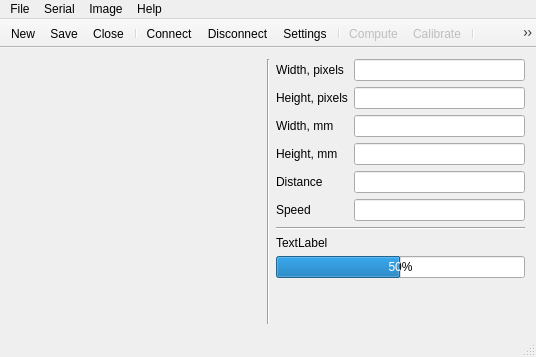
Above: projecteurlaser.ui from troisiemetype/c-projecteur-laser before the change. Below: the same form after it.
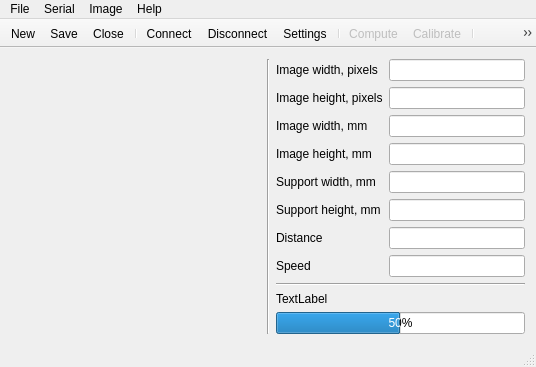
That is the form after the change.

Commit message: Modified ComputeImage: added sendSupport(). Modified Image: Added support size. Modified Serial: Added support send. Modified ProjecteurLaser: Added call to function from calibrate Action button.

```diff
--- a/projecteurlaser.ui
+++ b/projecteurlaser.ui
@@ -60,7 +60,7 @@
         <item row="0" column="0">
          <widget class="QLabel" name="widthPixelsLabel">
           <property name="text">
-           <string>Width, pixels</string>
+           <string>Image width, pixels</string>
           </property>
          </widget>
         </item>
@@ -80,7 +80,7 @@
         <item row="1" column="0">
          <widget class="QLabel" name="heightPixelsLabel">
           <property name="text">
-           <string>Height, pixels</string>
+           <string>Image height, pixels</string>
           </property>
          </widget>
         </item>
@@ -90,7 +90,7 @@
         <item row="2" column="0">
          <widget class="QLabel" name="widthMmLabel">
           <property name="text">
-           <string>Width, mm</string>
+           <string>Image width, mm</string>
           </property>
          </widget>
         </item>
@@ -100,21 +100,21 @@
         <item row="3" column="0">
          <widget class="QLabel" name="heightMmLabel">
           <property name="text">
-           <string>Height, mm</string>
+           <string>Image height, mm</string>
           </property>
          </widget>
         </item>
         <item row="3" column="1">
          <widget class="QLineEdit" name="heightMmLineEdit"/>
         </item>
-        <item row="4" column="0">
+        <item row="6" column="0">
          <widget class="QLabel" name="distanceLabel">
           <property name="text">
            <string>Distance</string>
           </property>
          </widget>
         </item>
-        <item row="4" column="1">
+        <item row="6" column="1">
          <widget class="QLineEdit" name="distanceLineEdit">
           <property name="minimumSize">
            <size>
@@ -130,16 +130,36 @@
           </property>
          </widget>
         </item>
-        <item row="5" column="0">
+        <item row="7" column="0">
          <widget class="QLabel" name="speedLabel">
           <property name="text">
            <string>Speed</string>
           </property>
          </widget>
         </item>
-        <item row="5" column="1">
+        <item row="7" column="1">
          <widget class="QLineEdit" name="speedLineEdit"/>
         </item>
+        <item row="4" column="0">
+         <widget class="QLabel" name="supportWidthLabel">
+          <property name="text">
+           <string>Support width, mm</string>
+          </property>
+         </widget>
+        </item>
+        <item row="5" column="0">
+         <widget class="QLabel" name="supportHeightLabel">
+          <property name="text">
+           <string>Support height, mm</string>
+          </property>
+         </widget>
+        </item>
+        <item row="4" column="1">
+         <widget class="QLineEdit" name="supportWidthLineEdit"/>
+        </item>
+        <item row="5" column="1">
+         <widget class="QLineEdit" name="supportHeightLineEdit"/>
+        </item>
        </layout>
       </item>
       <item>
```
Left out of the diff: 13 changed lines with no effect on the pictures. The commit also changes 8 other files.
